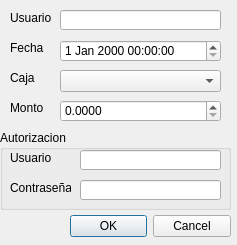
First picture: the form in src/ui/frmApertura.ui, repository armonge/EsquipulasPy, before the edit.
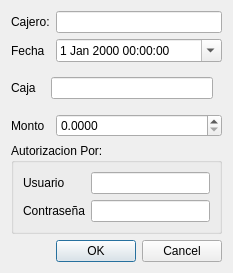
Second picture: the form after the edit. The open tabs and pages were chosen to show the change.

Commit message: Sigo trabajando en la apertura, cree una consulta para que me muestre los documentos con su apertura

```diff
--- a/src/ui/frmApertura.ui
+++ b/src/ui/frmApertura.ui
@@ -9,188 +9,140 @@
    <rect>
     <x>0</x>
     <y>0</y>
-    <width>237</width>
-    <height>245</height>
+    <width>216</width>
+    <height>250</height>
    </rect>
   </property>
   <property name="windowTitle">
    <string>Apertura de Caja</string>
   </property>
-  <widget class="QDoubleSpinBox" name="txtMonto">
-   <property name="geometry">
-    <rect>
-     <x>60</x>
-     <y>100</y>
-     <width>161</width>
-     <height>22</height>
-    </rect>
-   </property>
-   <property name="decimals">
-    <number>4</number>
-   </property>
-   <property name="maximum">
-    <double>1000000000.000000000000000</double>
-   </property>
-  </widget>
-  <widget class="QLabel" name="label">
-   <property name="geometry">
-    <rect>
-     <x>10</x>
-     <y>70</y>
-     <width>31</width>
-     <height>16</height>
-    </rect>
-   </property>
-   <property name="text">
-    <string>Caja</string>
-   </property>
-  </widget>
-  <widget class="QLabel" name="label_2">
-   <property name="geometry">
-    <rect>
-     <x>10</x>
-     <y>100</y>
-     <width>41</width>
-     <height>16</height>
-    </rect>
-   </property>
-   <property name="text">
-    <string>Monto</string>
-   </property>
-  </widget>
+  <layout class="QGridLayout" name="gridLayout">
+   <item row="0" column="0">
   <widget class="QLabel" name="label_4">
-   <property name="geometry">
-    <rect>
-     <x>10</x>
-     <y>10</y>
-     <width>41</width>
-     <height>16</height>
-    </rect>
-   </property>
    <property name="text">
-    <string>Usuario</string>
-   </property>
-  </widget>
+      <string>Cajero:</string>
+     </property>
+    </widget>
+   </item>
+   <item row="0" column="1">
   <widget class="QLineEdit" name="txtUsuario">
-   <property name="geometry">
-    <rect>
-     <x>60</x>
-     <y>10</y>
-     <width>161</width>
-     <height>20</height>
-    </rect>
-   </property>
    <property name="readOnly">
     <bool>false</bool>
    </property>
   </widget>
+   </item>
+   <item row="1" column="0">
   <widget class="QLabel" name="label_3">
-   <property name="geometry">
-    <rect>
-     <x>10</x>
-     <y>40</y>
-     <width>41</width>
-     <height>16</height>
-    </rect>
-   </property>
    <property name="text">
     <string>Fecha</string>
    </property>
   </widget>
-  <widget class="QComboBox" name="cboCaja">
-   <property name="geometry">
-    <rect>
-     <x>60</x>
-     <y>70</y>
-     <width>161</width>
-     <height>22</height>
-    </rect>
-   </property>
-  </widget>
+   </item>
+   <item row="1" column="1">
   <widget class="QDateTimeEdit" name="dtFechaTime">
-   <property name="geometry">
-    <rect>
-     <x>60</x>
-     <y>40</y>
-     <width>161</width>
-     <height>22</height>
-    </rect>
-   </property>
-  </widget>
+     <property name="calendarPopup">
+      <bool>true</bool>
+     </property>
+    </widget>
+   </item>
+   <item row="2" column="0" colspan="2">
+    <layout class="QHBoxLayout" name="horizontalLayout_3">
+     <item>
+      <widget class="QLabel" name="label">
+       <property name="text">
+        <string>Caja</string>
+       </property>
+      </widget>
+     </item>
+     <item>
+      <widget class="QStackedWidget" name="swcaja">
+       <property name="maximumSize">
+        <size>
+         <width>16777215</width>
+         <height>200</height>
+        </size>
+       </property>
+       <property name="currentIndex">
+        <number>0</number>
+       </property>
+       <widget class="QWidget" name="page">
+        <layout class="QHBoxLayout" name="horizontalLayout">
+         <item>
+          <widget class="QComboBox" name="cbcaja"/>
+         </item>
+        </layout>
+       </widget>
+       <widget class="QWidget" name="page_2">
+        <layout class="QHBoxLayout" name="horizontalLayout_2">
+         <item>
+          <widget class="QLineEdit" name="txtcaja">
+           <property name="readOnly">
+            <bool>false</bool>
+           </property>
+          </widget>
+         </item>
+        </layout>
+       </widget>
+      </widget>
+     </item>
+    </layout>
+   </item>
+   <item row="3" column="0">
+    <widget class="QLabel" name="label_2">
+     <property name="text">
+      <string>Monto</string>
+     </property>
+    </widget>
+   </item>
+   <item row="3" column="1">
+    <widget class="QDoubleSpinBox" name="txtMonto">
+     <property name="decimals">
+      <number>4</number>
+     </property>
+     <property name="maximum">
+      <double>1000000000.000000000000000</double>
+     </property>
+    </widget>
+   </item>
+   <item row="4" column="0" colspan="2">
   <widget class="QGroupBox" name="groupBox">
-   <property name="geometry">
-    <rect>
-     <x>0</x>
-     <y>130</y>
-     <width>231</width>
-     <height>80</height>
-    </rect>
-   </property>
    <property name="title">
-    <string>Autorizacion</string>
-   </property>
-   <widget class="QLineEdit" name="txtUser">
-    <property name="geometry">
-     <rect>
-      <x>80</x>
-      <y>20</y>
-      <width>141</width>
-      <height>20</height>
-     </rect>
-    </property>
-    <property name="readOnly">
-     <bool>false</bool>
-    </property>
-   </widget>
+      <string>Autorizacion Por:</string>
+     </property>
+     <layout class="QGridLayout" name="gridLayout_2">
+      <item row="0" column="0">
    <widget class="QLabel" name="label_5">
-    <property name="geometry">
-     <rect>
-      <x>10</x>
-      <y>20</y>
-      <width>41</width>
-      <height>16</height>
-     </rect>
-    </property>
     <property name="text">
      <string>Usuario</string>
     </property>
    </widget>
-   <widget class="QLineEdit" name="txtPassword">
-    <property name="geometry">
-     <rect>
-      <x>80</x>
-      <y>50</y>
-      <width>141</width>
-      <height>20</height>
-     </rect>
-    </property>
+      </item>
+      <item row="0" column="1">
+       <widget class="QLineEdit" name="txtUser">
     <property name="readOnly">
      <bool>false</bool>
     </property>
    </widget>
+      </item>
+      <item row="1" column="0">
    <widget class="QLabel" name="label_6">
-    <property name="geometry">
-     <rect>
-      <x>10</x>
-      <y>50</y>
-      <width>61</width>
-      <height>16</height>
-     </rect>
-    </property>
     <property name="text">
      <string>Contraseña</string>
     </property>
    </widget>
-  </widget>
+      </item>
+      <item row="1" column="1">
+       <widget class="QLineEdit" name="txtPassword">
+        <property name="readOnly">
+         <bool>false</bool>
+        </property>
+       </widget>
+      </item>
+     </layout>
+    </widget>
+   </item>
+   <item row="5" column="1">
   <widget class="QDialogButtonBox" name="buttonBox">
-   <property name="geometry">
-    <rect>
-     <x>70</x>
-     <y>210</y>
-     <width>161</width>
-     <height>32</height>
-    </rect>
-   </property>
    <property name="orientation">
     <enum>Qt::Horizontal</enum>
    </property>
@@ -198,6 +150,8 @@
     <set>QDialogButtonBox::Cancel|QDialogButtonBox::Ok</set>
    </property>
   </widget>
+   </item>
+  </layout>
  </widget>
  <tabstops>
   <tabstop>txtUsuario</tabstop>
```
Left out of the diff: 2 changed lines with no effect on the pictures. Lines whose indentation alone changed are shown as unchanged. The commit also changes 5 other files.
